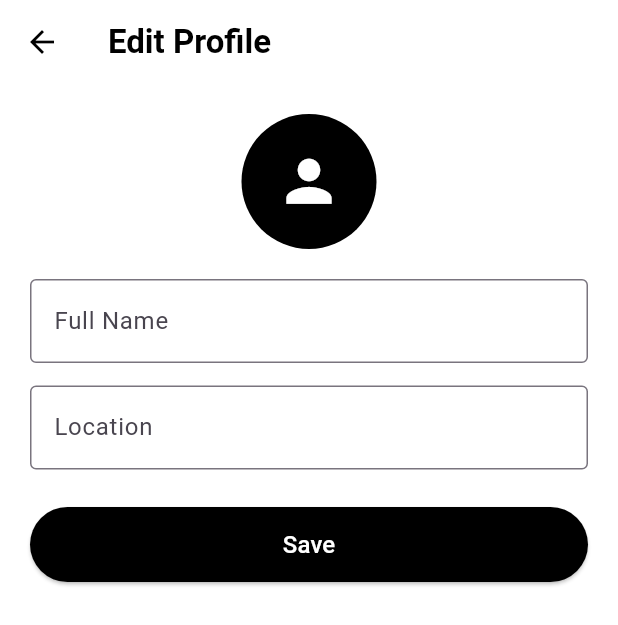
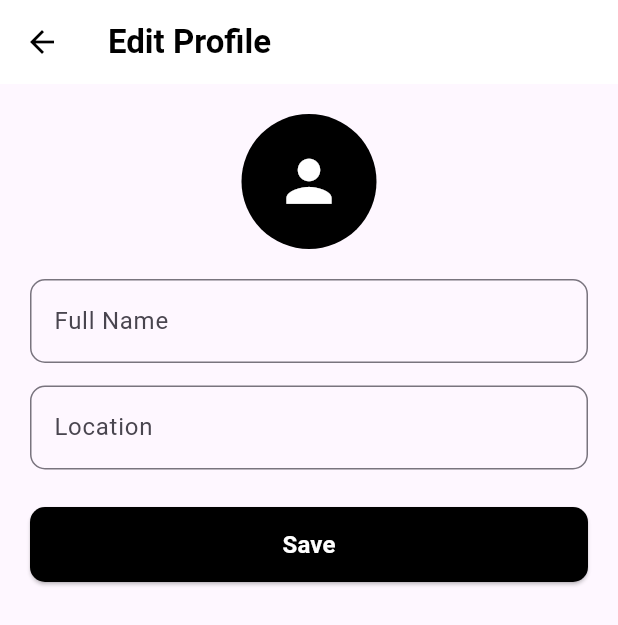
Before and after one commit to rexxel321/final-MP, a Flutter app: the EditProfileScreen screen opened directly, on a phone screen of 412 x 824 dp. Shown: the top 625 px of the screen. Run offline on Flutter 3.47's test engine with Material 3 defaults, Android fonts, the phone set to English and light mode, and no system bars; our stand-ins replace cloud_firestore, firebase_auth, firebase_core; accounts and stored records are empty.

Commit message:
Update edit_profile_screen.dart

```diff
--- a/lib/screens/edit_profile_screen.dart
+++ b/lib/screens/edit_profile_screen.dart
@@ -10,82 +10,100 @@ class EditProfileScreen extends StatefulWidget {
 }
 
 class _EditProfileScreenState extends State<EditProfileScreen> {
-  final user = FirebaseAuth.instance.currentUser;
+  final _formKey = GlobalKey<FormState>();
 
-  final nameCtrl = TextEditingController();
-  final locationCtrl = TextEditingController();
+  final TextEditingController _fullNameController = TextEditingController();
+  final TextEditingController _locationController = TextEditingController();
 
-  bool isLoading = false;
+  bool _isLoading = true;
+  bool _isSaving = false;
+
+  User? user;
 
   @override
-  void dispose() {
-    nameCtrl.dispose();
-    locationCtrl.dispose();
-    super.dispose();
+  void initState() {
+    super.initState();
+    user = FirebaseAuth.instance.currentUser;
+    _loadUserData();
   }
 
-  Future<void> loadUserData() async {
-    if (user == null) return;
+  Future<void> _loadUserData() async {
+    if (user == null) {
+      setState(() => _isLoading = false);
+      return;
+    }
+
+    try {
       final doc = await FirebaseFirestore.instance
           .collection("users")
           .doc(user!.uid)
           .get();
 
-    if (!doc.exists) return;
-    final data = doc.data()!;
+      if (doc.exists) {
+        final data = doc.data() as Map<String, dynamic>;
 
-    nameCtrl.text = (data["fullName"] ?? "") as String;
-    locationCtrl.text = (data["location"] ?? "") as String;
+        _fullNameController.text = data["fullName"] ?? "";
+        _locationController.text = data["location"] ?? "";
+      }
+    } catch (e) {
+      if (!mounted) return;
+      ScaffoldMessenger.of(context).showSnackBar(
+        SnackBar(content: Text("Failed to load profile: $e")),
+      );
+    } finally {
+      if (!mounted) return;
+      setState(() => _isLoading = false);
+    }
   }
 
-  @override
-  void initState() {
-    super.initState();
-    loadUserData();
-  }
+  Future<void> _saveProfile() async {
+    if (user == null) return;
+    if (!_formKey.currentState!.validate()) return;
 
-  void showMsg(String msg) {
-    ScaffoldMessenger.of(context).showSnackBar(
-      SnackBar(content: Text(msg)),
-    );
-  }
-
-  Future<void> handleSave() async {
-    if (user == null) return;
-
-    final name = nameCtrl.text.trim();
-    final location = locationCtrl.text.trim();
-
-    if (name.isEmpty) {
-      showMsg("Nama tidak boleh kosong");
-      return;
-    }
-
-    setState(() => isLoading = true);
+    setState(() => _isSaving = true);
 
     try {
-      await FirebaseFirestore.instance
-          .collection("users")
-          .doc(user!.uid)
-          .set({
-        "fullName": name,
-        "location": location.isEmpty ? "Jakarta, Indonesia" : location,
+      await FirebaseFirestore.instance.collection("users").doc(user!.uid).set({
+        "fullName": _fullNameController.text.trim(),
+        "location": _locationController.text.trim(),
+        "email": user!.email,
         "updatedAt": FieldValue.serverTimestamp(),
       }, SetOptions(merge: true));
 
       if (!mounted) return;
+
+      ScaffoldMessenger.of(context).showSnackBar(
+        const SnackBar(content: Text("Profile updated")),
+      );
+
       Navigator.pop(context); // balik ke ProfileScreen
     } catch (e) {
-      showMsg(e.toString());
+      if (!mounted) return;
+      ScaffoldMessenger.of(context).showSnackBar(
+        SnackBar(content: Text("Failed to update profile: $e")),
+      );
+    } finally {
+      if (!mounted) return;
+      setState(() => _isSaving = false);
+    }
   }
 
-    if (mounted) setState(() => isLoading = false);
+  @override
+  void dispose() {
+    _fullNameController.dispose();
+    _locationController.dispose();
+    super.dispose();
   }
 
   @override
   Widget build(BuildContext context) {
+    if (user == null) {
+      return const Scaffold(
+        body: Center(child: Text("User belum login")),
+      );
+    }
+
     return Scaffold(
-      backgroundColor: Colors.white,
       appBar: AppBar(
         title: const Text(
           "Edit Profile",
@@ -95,8 +113,12 @@ class _EditProfileScreenState extends State<EditProfileScreen> {
         elevation: 0,
         iconTheme: const IconThemeData(color: Colors.black),
       ),
-      body: SingleChildScrollView(
+      body: _isLoading
+          ? const Center(child: CircularProgressIndicator())
+          : SingleChildScrollView(
               padding: const EdgeInsets.all(20),
+              child: Form(
+                key: _formKey,
                 child: Column(
                   children: [
                     const CircleAvatar(
@@ -106,33 +128,48 @@ class _EditProfileScreenState extends State<EditProfileScreen> {
                     ),
                     const SizedBox(height: 20),
 
-            TextField(
-              controller: nameCtrl,
-              decoration: const InputDecoration(
+                    TextFormField(
+                      controller: _fullNameController,
+                      decoration: InputDecoration(
                         labelText: "Full Name",
-                border: OutlineInputBorder(),
+                        border: OutlineInputBorder(
+                          borderRadius: BorderRadius.circular(10),
                         ),
                       ),
+                      validator: (value) {
+                        if (value == null || value.trim().isEmpty) {
+                          return "Full name cannot be empty";
+                        }
+                        return null;
+                      },
+                    ),
+
                     const SizedBox(height: 15),
 
-            TextField(
-              controller: locationCtrl,
-              decoration: const InputDecoration(
+                    TextFormField(
+                      controller: _locationController,
+                      decoration: InputDecoration(
                         labelText: "Location",
-                border: OutlineInputBorder(),
+                        border: OutlineInputBorder(
+                          borderRadius: BorderRadius.circular(10),
                         ),
                       ),
+                    ),
+
                     const SizedBox(height: 25),
 
                     SizedBox(
                       width: double.infinity,
                       height: 50,
                       child: ElevatedButton(
-                onPressed: isLoading ? null : handleSave,
                         style: ElevatedButton.styleFrom(
                           backgroundColor: Colors.black,
+                          shape: RoundedRectangleBorder(
+                            borderRadius: BorderRadius.circular(10),
                           ),
-                child: isLoading
+                        ),
+                        onPressed: _isSaving ? null : _saveProfile,
+                        child: _isSaving
                             ? const SizedBox(
                                 height: 22,
                                 width: 22,
@@ -143,13 +180,18 @@ class _EditProfileScreenState extends State<EditProfileScreen> {
                               )
                             : const Text(
                                 "Save",
-                        style: TextStyle(fontSize: 16, color: Colors.white),
+                                style: TextStyle(
+                                  fontSize: 16,
+                                  fontWeight: FontWeight.bold,
+                                  color: Colors.white,
+                                ),
                               ),
                       ),
                     ),
                   ],
                 ),
               ),
+            ),
     );
   }
 }
```
Lines whose indentation alone changed are shown as unchanged.
